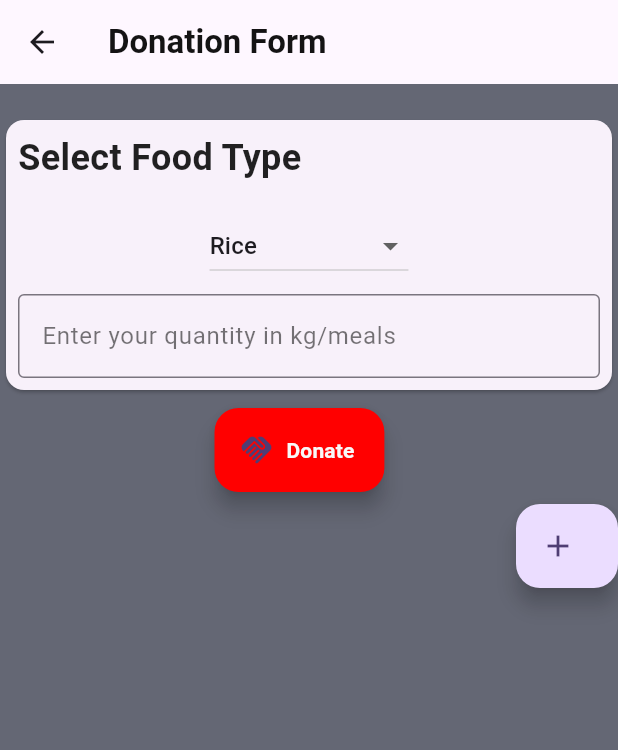
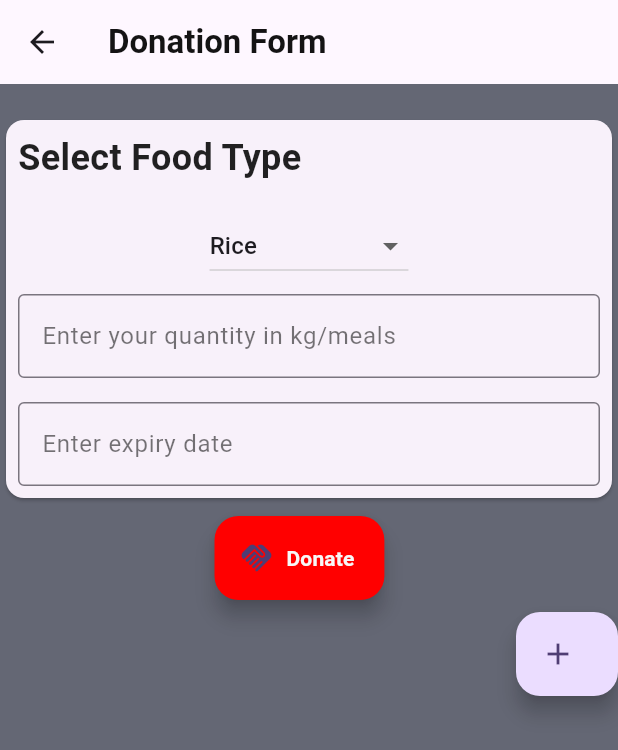
Before and after one commit to AnirudhArrepu/FeedForward, a Flutter app: the DonationForm screen opened by its route, after a tap on the "add" icon, on a phone screen of 412 x 824 dp. Shown: the top 750 px of the screen. Run offline on Flutter 3.47's test engine with Material 3 defaults, Android fonts, the phone set to English and light mode, and no system bars; our stand-ins replace cloud_firestore, firebase_auth, firebase_core, flutter_map, geolocator, image_picker and 3 more; missing offline and left inert: dart:ffi; accounts and stored records are empty; project files that could hold a hidden picture were left out.

Commit message:
Update donationform.dart

```diff
--- a/fbm_app/lib/Pages/Forms/donationform.dart
+++ b/fbm_app/lib/Pages/Forms/donationform.dart
@@ -83,7 +83,8 @@ class _ItemDonationWidgetState extends State<ItemDonationWidget> {
     'ComplexMeals',
   ];
   String Selected_item = "Rice";
-  TextEditingController controller = TextEditingController();
+  TextEditingController controller_quantity = TextEditingController();
+  TextEditingController controller_expirydate = TextEditingController();
   @override
   Widget build(BuildContext context) {
     return Card(
@@ -114,9 +115,18 @@ class _ItemDonationWidgetState extends State<ItemDonationWidget> {
           Padding(
             padding: const EdgeInsets.all(8.0),
             child: TextField(
-                controller: controller,
+                controller: controller_quantity,
                 decoration: const InputDecoration(
                     hintText: "Enter your quantity in kg/meals",
+                    hintStyle: TextStyle(color: Colors.black54),
+                    border: OutlineInputBorder())),
+          ),
+          Padding(
+            padding: const EdgeInsets.all(8.0),
+            child: TextField(
+                controller: controller_expirydate,
+                decoration: const InputDecoration(
+                    hintText: "Enter expiry date",
                     hintStyle: TextStyle(color: Colors.black54),
                     border: OutlineInputBorder())),
           ),
```
